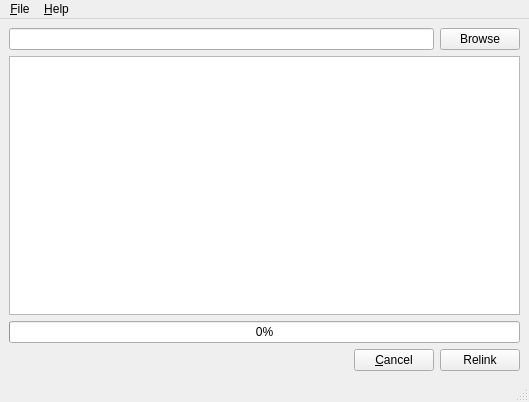
Qt form MainWindow.ui (northriverboats/excel-refresh-links) before a commit.
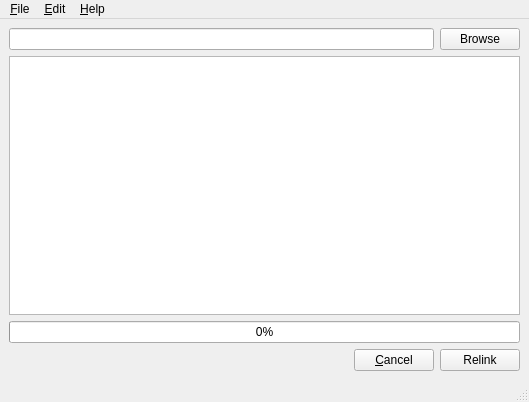
The same form after that commit.

Commit message: Clear Outut on Menu now works

The edit to the form file:
```diff
--- a/MainWindow.ui
+++ b/MainWindow.ui
@@ -125,7 +125,14 @@
     </property>
     <addaction name="actionAbout"/>
    </widget>
+   <widget class="QMenu" name="menuEdit">
+    <property name="title">
+     <string>&amp;Edit</string>
+    </property>
+    <addaction name="actionClear_Output"/>
+   </widget>
    <addaction name="menuFile"/>
+   <addaction name="menuEdit"/>
    <addaction name="menuHelp"/>
   </widget>
   <widget class="QStatusBar" name="statusbar"/>
```
Left out of the diff: 5 changed lines with no effect on the pictures. The commit also changes 2 other files.
